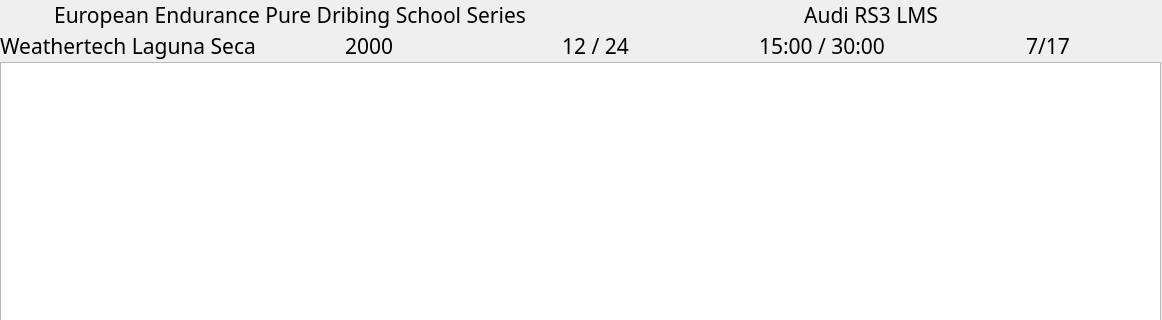
Before: the Qt Designer form v3/main/standings.ui in vif30/PFG, drawn with Qt 5; both pictures show x 0 to 1162 and y 0 to 320 of the 1162 by 760 pixel window.
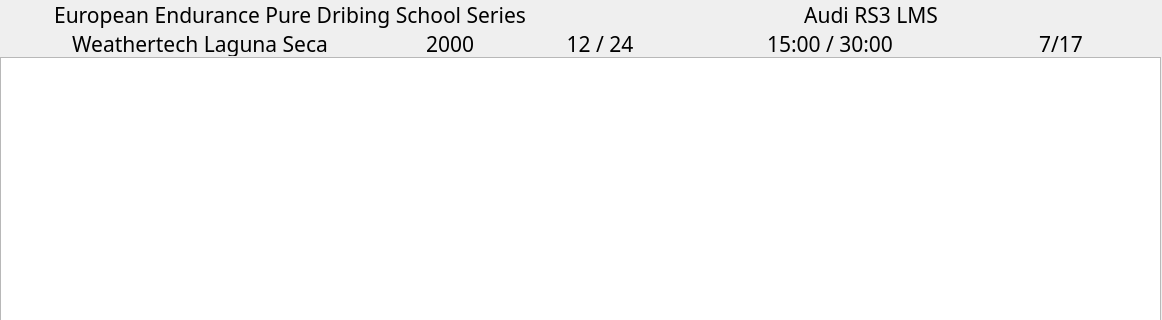
After: the same form once the commit is applied.

The edit to the form file:
```diff
--- a/v3/main/standings.ui
+++ b/v3/main/standings.ui
@@ -76,6 +76,18 @@
        </property>
        <item>
         <widget class="QLabel" name="lblCircuito">
+         <property name="minimumSize">
+          <size>
+           <width>400</width>
+           <height>0</height>
+          </size>
+         </property>
+         <property name="maximumSize">
+          <size>
+           <width>400</width>
+           <height>25</height>
+          </size>
+         </property>
          <property name="font">
           <font>
            <family>Bahnschrift Light SemiCondensed</family>
@@ -94,7 +106,13 @@
         <widget class="QLabel" name="lblSOF">
          <property name="minimumSize">
           <size>
-           <width>200</width>
+           <width>100</width>
+           <height>25</height>
+          </size>
+         </property>
+         <property name="maximumSize">
+          <size>
+           <width>100</width>
            <height>25</height>
           </size>
          </property>
@@ -123,6 +141,12 @@
            <height>25</height>
           </size>
          </property>
+         <property name="maximumSize">
+          <size>
+           <width>200</width>
+           <height>25</height>
+          </size>
+         </property>
          <property name="font">
           <font>
            <family>Bahnschrift Light SemiCondensed</family>
@@ -148,6 +172,12 @@
            <height>25</height>
           </size>
          </property>
+         <property name="maximumSize">
+          <size>
+           <width>200</width>
+           <height>25</height>
+          </size>
+         </property>
          <property name="font">
           <font>
            <family>Bahnschrift Light SemiCondensed</family>
@@ -173,6 +203,12 @@
            <height>25</height>
           </size>
          </property>
+         <property name="maximumSize">
+          <size>
+           <width>200</width>
+           <height>25</height>
+          </size>
+         </property>
          <property name="font">
           <font>
            <family>Bahnschrift Light SemiCondensed</family>
```
